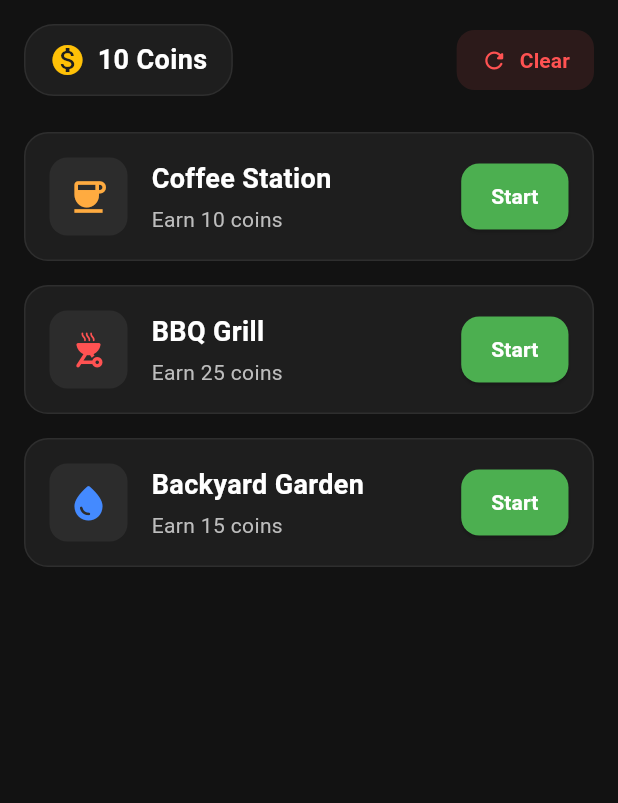
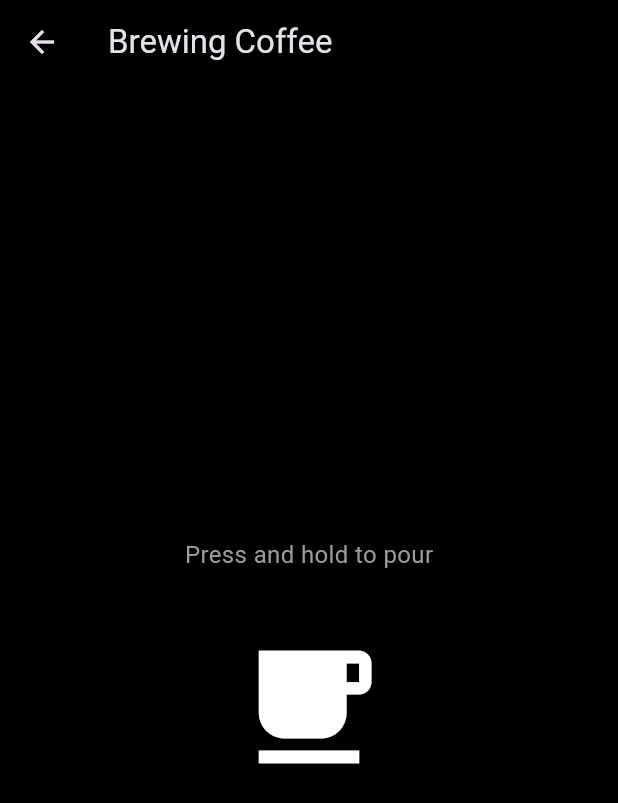
Before and after one commit to AndreyAFd/Yardy, a Flutter app: the screen it shows after launch, after a tap on "Start", on a phone screen of 412 x 824 dp. Shown: the top 803 px of the screen. Run offline on Flutter 3.47's test engine with Material 3 defaults, Android fonts, the phone set to English and light mode, and no system bars.

Commit message:
fix code and layout

```diff
--- a/lib/action_card.dart
+++ b/lib/action_card.dart
@@ -2,83 +2,43 @@ import 'package:flutter/material.dart';
 
 class ActionCard extends StatelessWidget {
   final String title;
-  final String reward;
   final IconData icon;
-  final Color iconColor;
   final VoidCallback onStartPressed;
 
   const ActionCard({
     super.key,
     required this.title,
-    required this.reward,
     required this.icon,
-    required this.iconColor,
     required this.onStartPressed,
   });
 
   @override
   Widget build(BuildContext context) {
     return Container(
-      margin: const EdgeInsets.symmetric(horizontal: 16, vertical: 8),
       padding: const EdgeInsets.all(16),
       decoration: BoxDecoration(
         color: const Color(0xFF1E1E1E),
         borderRadius: BorderRadius.circular(16),
-        border: Border.all(color: const Color(0xFF2E2E2E)),
       ),
       child: Row(
         children: [
-          Container(
-            padding: const EdgeInsets.all(12),
-            decoration: BoxDecoration(
-              color: const Color(0xFF2C2C2C),
-              borderRadius: BorderRadius.circular(12),
-            ),
-            child: Icon(
-              icon,
-              color: iconColor,
-              size: 28,
-            ),
-          ),
+          Icon(icon, size: 40, color: const Color.fromARGB(255, 100, 181, 246)),
           const SizedBox(width: 16),
           Expanded(
-            child: Column(
-              crossAxisAlignment: CrossAxisAlignment.start,
-              mainAxisSize: MainAxisSize.min,
-              children: [
-                Text(
-                  title,
-                  style: const TextStyle(
-                    color: Colors.white,
-                    fontSize: 18,
-                    fontWeight: FontWeight.bold,
-                  ),
-                ),
-                const SizedBox(height: 4),
-                Text(
-                  reward,
-                  style: TextStyle(
-                    color: Colors.grey[400],
-                    fontSize: 14,
-                  ),
-                ),
-              ],
+            child: Text(
+              title,
+              style: const TextStyle(fontSize: 18, fontWeight: FontWeight.bold),
             ),
           ),
           ElevatedButton(
             onPressed: onStartPressed,
             style: ElevatedButton.styleFrom(
-              backgroundColor: const Color(0xFF4CAF50),
-              foregroundColor: Colors.white,
+              backgroundColor: const Color.fromARGB(255, 18, 214, 57),
+              foregroundColor: Colors.black,
               shape: RoundedRectangleBorder(
-                borderRadius: BorderRadius.circular(12),
-              ),
-              padding: const EdgeInsets.symmetric(horizontal: 20, vertical: 12),
+                  borderRadius: BorderRadius.circular(8)),
             ),
-            child: const Text(
-              'Start',
-              style: TextStyle(fontWeight: FontWeight.bold),
-            ),
+            child: const Text('Start'),
           ),
         ],
       ),
--- a/lib/main.dart
+++ b/lib/main.dart
@@ -1,143 +1,77 @@
 import 'package:flutter/material.dart';
-import 'action_card.dart';
 
 void main() {
-  runApp(const MyApp());
+  runApp(const YardyApp());
 }
 
-class MyApp extends StatelessWidget {
-  const MyApp({super.key});
+class YardyApp extends StatelessWidget {
+  const YardyApp({super.key});
 
   @override
   Widget build(BuildContext context) {
     return MaterialApp(
+      title: 'Yardy',
       debugShowCheckedModeBanner: false,
-      theme: ThemeData.dark(),
-      home: const MainScreen(),
+      theme: ThemeData.dark().copyWith(
+        scaffoldBackgroundColor: const Color.fromARGB(255, 0, 0, 0),
+      ),
+      home: const HomeScreen(),
     );
   }
 }
 
-class MainScreen extends StatefulWidget {
-  const MainScreen({super.key});
-
-  @override
-  State<MainScreen> createState() => _MainScreenState();
-}
-
-class _MainScreenState extends State<MainScreen> {
-  int _coins = 0;
-
-  void _addCoins(int amount) {
-    setState(() {
-      _coins += amount;
-    });
-  }
-
-  void _resetCoins() {
-    setState(() {
-      _coins = 0;
-    });
-  }
+class HomeScreen extends StatelessWidget {
+  const HomeScreen({super.key});
 
   @override
   Widget build(BuildContext context) {
     return Scaffold(
-      backgroundColor: const Color(0xFF121212),
-      body: SafeArea(
+      appBar: AppBar(
+        title:
+            const Text('Yardy', style: TextStyle(fontWeight: FontWeight.bold)),
+        backgroundColor: Colors.transparent,
+        elevation: 0,
+      ),
+      body: Padding(
+        padding: const EdgeInsets.all(16.0),
         child: Column(
+          mainAxisAlignment: MainAxisAlignment.start,
           children: [
-            Padding(
-              padding: const EdgeInsets.all(16.0),
-              child: Row(
-                mainAxisAlignment: MainAxisAlignment.spaceBetween,
-                children: [
-                  Container(
-                    padding: const EdgeInsets.symmetric(
-                      horizontal: 16,
-                      vertical: 10,
-                    ),
-                    decoration: BoxDecoration(
-                      color: const Color(0xFF1E1E1E),
-                      borderRadius: BorderRadius.circular(20),
-                      border: Border.all(color: const Color(0xFF2E2E2E)),
-                    ),
-                    child: Row(
-                      children: [
-                        const Icon(
-                          Icons.monetization_on,
-                          color: Colors.amber,
-                          size: 24,
-                        ),
-                        const SizedBox(width: 8),
-                        Text(
-                          '$_coins Coins',
-                          style: const TextStyle(
-                            fontSize: 18,
-                            fontWeight: FontWeight.bold,
-                            color: Colors.white,
-                          ),
-                        ),
-                      ],
-                    ),
-                  ),
-
-                  TextButton.icon(
-                    onPressed: _resetCoins,
-                    icon: const Icon(
-                      Icons.refresh_rounded,
-                      color: Colors.redAccent,
-                    ),
-                    label: const Text(
-                      'Clear',
-                      style: TextStyle(
-                        color: Colors.redAccent,
-                        fontWeight: FontWeight.bold,
-                      ),
-                    ),
-                    style: TextButton.styleFrom(
-                      backgroundColor: const Color(0xFF2C1A1A),
-                      padding: const EdgeInsets.symmetric(
-                        horizontal: 16,
-                        vertical: 10,
-                      ),
-                      shape: RoundedRectangleBorder(
-                        borderRadius: BorderRadius.circular(12),
-                      ),
-                    ),
-                  ),
-                ],
-              ),
+            const SizedBox(height: 16),
+            ActionCard(
+              title: 'Coffee',
+              icon: Icons.local_cafe,
+              iconColor: Colors.white,
+              onStartPressed: () {
+                Navigator.push(
+                    context,
+                    MaterialPageRoute(
+                        builder: (context) => const CoffeeScreen()));
+              },
             ),
-
-            Expanded(
-              child: ListView(
-                children: [
-                  ActionCard(
-                    title: 'Coffee Station',
-                    reward: 'Earn 10 coins',
-                    icon: Icons.coffee,
-                    iconColor: Colors.orangeAccent,
-                    onStartPressed: () => _addCoins(10),
-                  ),
-
-                  ActionCard(
-                    title: 'BBQ Grill',
-                    reward: 'Earn 25 coins',
-                    icon: Icons.outdoor_grill_rounded,
-                    iconColor: Colors.redAccent,
-                    onStartPressed: () => _addCoins(25),
-                  ),
-
-                  ActionCard(
-                    title: 'Backyard Garden',
-                    reward: 'Earn 15 coins',
-                    icon: Icons.water_drop_rounded,
-                    iconColor: Colors.blueAccent,
-                    onStartPressed: () => _addCoins(15),
-                  ),
-                ],
-              ),
+            const SizedBox(height: 16),
+            ActionCard(
+              title: 'BBQ Grill',
+              icon: Icons.outdoor_grill,
+              iconColor: Colors.orangeAccent,
+              onStartPressed: () {
+                Navigator.push(
+                    context,
+                    MaterialPageRoute(
+                        builder: (context) => const GrillScreen()));
+              },
+            ),
+            const SizedBox(height: 16),
+            ActionCard(
+              title: 'Water',
+              icon: Icons.water_drop,
+              iconColor: const Color.fromARGB(255, 34, 62, 246),
+              onStartPressed: () {
+                Navigator.push(
+                    context,
+                    MaterialPageRoute(
+                        builder: (context) => const WaterScreen()));
+              },
             ),
           ],
         ),
@@ -145,3 +79,213 @@ class _MainScreenState extends State<MainScreen> {
     );
   }
 }
+
+class ActionCard extends StatelessWidget {
+  final String title;
+  final IconData icon;
+  final Color iconColor;
+  final VoidCallback onStartPressed;
+
+  const ActionCard({
+    super.key,
+    required this.title,
+    required this.icon,
+    required this.iconColor,
+    required this.onStartPressed,
+  });
+
+  @override
+  Widget build(BuildContext context) {
+    return Container(
+      padding: const EdgeInsets.all(16),
+      decoration: BoxDecoration(
+        color: const Color(0xFF1E1E1E),
+        borderRadius: BorderRadius.circular(16),
+      ),
+      child: Row(
+        children: [
+          Icon(icon, size: 40, color: iconColor),
+          const SizedBox(width: 16),
+          Expanded(
+            child: Text(title,
+                style:
+                    const TextStyle(fontSize: 18, fontWeight: FontWeight.w500)),
+          ),
+          ElevatedButton(
+            onPressed: onStartPressed,
+            style: ElevatedButton.styleFrom(
+              backgroundColor: const Color.fromARGB(255, 18, 198, 24),
+            ),
+            child: const Text('Start',
+                style: TextStyle(color: Color.fromARGB(255, 255, 255, 255))),
+          ),
+        ],
+      ),
+    );
+  }
+}
+
+class CoffeeScreen extends StatefulWidget {
+  const CoffeeScreen({super.key});
+
+  @override
+  State<CoffeeScreen> createState() => _CoffeeScreenState();
+}
+
+class _CoffeeScreenState extends State<CoffeeScreen> {
+  bool _isPouring = false;
+
+  @override
+  Widget build(BuildContext context) {
+    return Scaffold(
+      appBar: AppBar(
+          title: const Text('Brewing Coffee'),
+          backgroundColor: Colors.transparent,
+          elevation: 0),
+      body: GestureDetector(
+        onTapDown: (_) => setState(() => _isPouring = true),
+        onTapUp: (_) => setState(() => _isPouring = false),
+        onTapCancel: () => setState(() => _isPouring = false),
+        child: Container(
+          color: Colors.transparent,
+          width: double.infinity,
+          height: double.infinity,
+          child: Column(
+            mainAxisAlignment: MainAxisAlignment.center,
+            children: [
+              Text(_isPouring ? 'Pouring...' : 'Press and hold to pour',
+                  style: const TextStyle(fontSize: 16, color: Colors.grey)),
+              const SizedBox(height: 40),
+              AnimatedContainer(
+                duration: const Duration(milliseconds: 200),
+                height: _isPouring ? 100 : 0,
+                width: 4,
+                decoration: BoxDecoration(
+                    color: const Color.fromARGB(255, 48, 33, 28),
+                    borderRadius: BorderRadius.circular(4)),
+              ),
+              const Icon(Icons.local_cafe,
+                  size: 100, color: Color.fromARGB(255, 255, 255, 255)),
+            ],
+          ),
+        ),
+      ),
+    );
+  }
+}
+
+class GrillScreen extends StatefulWidget {
+  const GrillScreen({super.key});
+
+  @override
+  State<GrillScreen> createState() => _GrillScreenState();
+}
+
+class _GrillScreenState extends State<GrillScreen> {
+  bool _isHeating = false;
+
+  @override
+  Widget build(BuildContext context) {
+    return Scaffold(
+      appBar: AppBar(
+          title: const Text('BBQ Grill'),
+          backgroundColor: Colors.transparent,
+          elevation: 0),
+      body: GestureDetector(
+        onTapDown: (_) => setState(() => _isHeating = true),
+        onTapUp: (_) => setState(() => _isHeating = false),
+        onTapCancel: () => setState(() => _isHeating = false),
+        child: Container(
+          color: Colors.transparent,
+          width: double.infinity,
+          height: double.infinity,
+          child: Column(
+            mainAxisAlignment: MainAxisAlignment.center,
+            children: [
+              Text(
+                  _isHeating
+                      ? 'Fanning the flames!'
+                      : 'Press and hold to heat up coals',
+                  style: const TextStyle(fontSize: 16, color: Colors.grey)),
+              const SizedBox(height: 20),
+              const SizedBox(height: 10),
+              AnimatedContainer(
+                duration: const Duration(milliseconds: 300),
+                padding: const EdgeInsets.all(20),
+                decoration: BoxDecoration(
+                  shape: BoxShape.circle,
+                  color: _isHeating
+                      ? Colors.redAccent.withOpacity(0.2)
+                      : Colors.transparent,
+                  boxShadow: _isHeating
+                      ? [
+                          BoxShadow(
+                              color: Colors.orange.withOpacity(0.5),
+                              blurRadius: 40,
+                              spreadRadius: 10)
+                        ]
+                      : [],
+                ),
+                child: Icon(Icons.outdoor_grill,
+                    size: 100,
+                    color: _isHeating ? Colors.deepOrange : Colors.grey[600]),
+              ),
+            ],
+          ),
+        ),
+      ),
+    );
+  }
+}
+
+// --- ВТОРОЙ ЭКРАН: ВОДА ---
+class WaterScreen extends StatefulWidget {
+  const WaterScreen({super.key});
+
+  @override
+  State<WaterScreen> createState() => _WaterScreenState();
+}
+
+class _WaterScreenState extends State<WaterScreen> {
+  bool _isFlowing = false;
+
+  @override
+  Widget build(BuildContext context) {
+    return Scaffold(
+      appBar: AppBar(
+          title: const Text('Water'),
+          backgroundColor: Colors.transparent,
+          elevation: 0),
+      body: GestureDetector(
+        onTapDown: (_) => setState(() => _isFlowing = true),
+        onTapUp: (_) => setState(() => _isFlowing = false),
+        onTapCancel: () => setState(() => _isFlowing = false),
+        child: Container(
+          color: Colors.transparent,
+          width: double.infinity,
+          height: double.infinity,
+          child: Column(
+            mainAxisAlignment: MainAxisAlignment.center,
+            children: [
+              Text(
+                  _isFlowing
+                      ? 'Water is flowing...'
+                      : 'Press and hold to open the tap',
+                  style: const TextStyle(fontSize: 16, color: Colors.grey)),
+              const SizedBox(height: 40),
+              AnimatedContainer(
+                duration: const Duration(milliseconds: 200),
+                height: _isFlowing ? 100 : 0,
+                width: 6,
+                decoration: BoxDecoration(
+                    color: Colors.blue[300],
+                    borderRadius: BorderRadius.circular(4)),
+              ),
+              const Icon(Icons.water_drop, size: 100, color: Color.from(alpha: 1, red: 0.129, green: 0.588, blue: 0.953)),
+            ],
+          ),
+        ),
+      ),
+    );
+  }
+}
```
Also changed, not shown: pubspec.yaml (+5 -74 lines), pubspec.lock, 1 other file.
